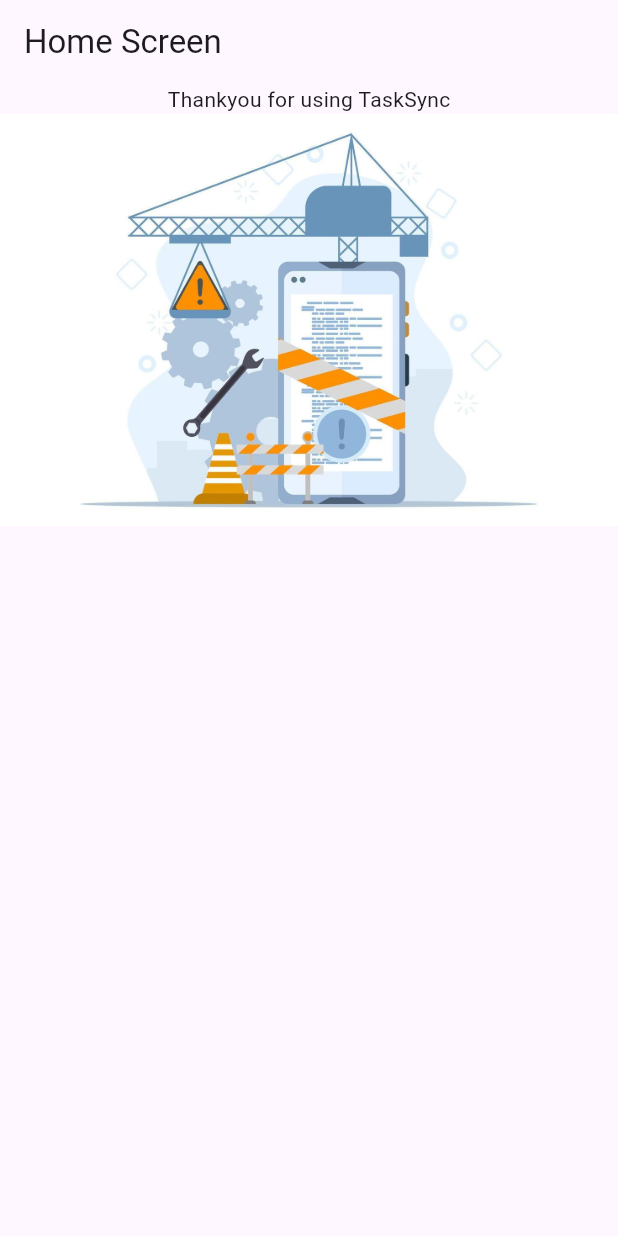
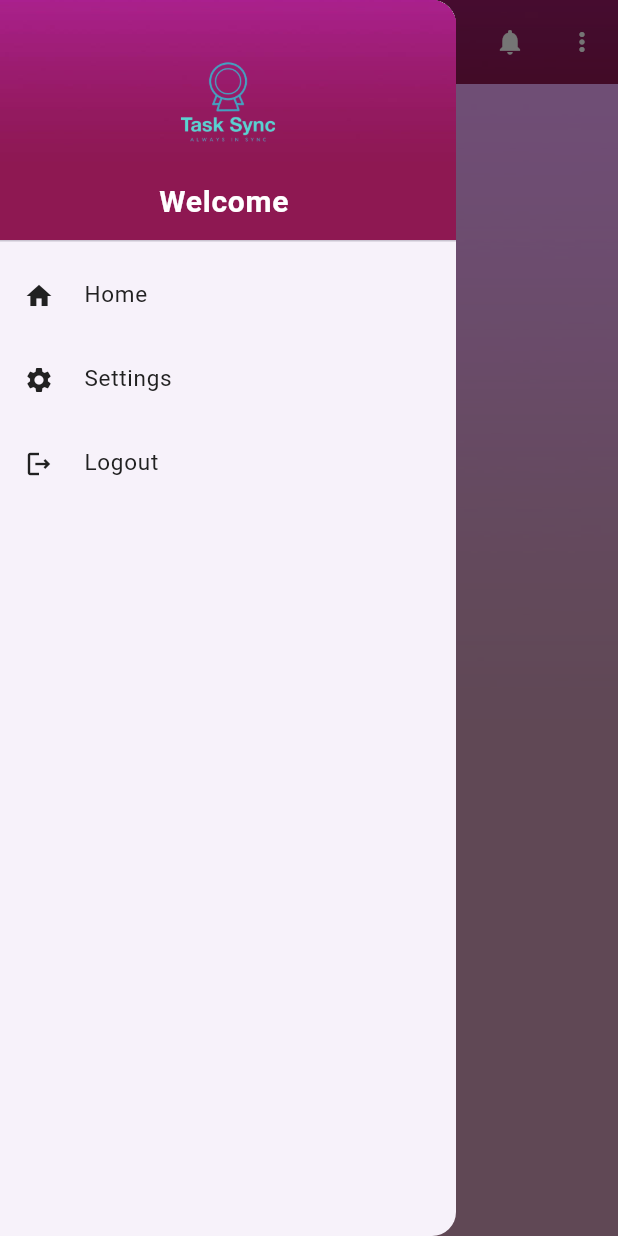
Before and after one commit to 9xRahul/task-sync-app, a Flutter app: the HomeScreen screen opened directly, with the side drawer open (before the commit the screen has no drawer), on a phone screen of 412 x 824 dp. Run offline on Flutter 3.47's test engine with Material 3 defaults, Android fonts, the phone set to English and light mode, and no system bars; our stand-ins replace bloc, equatable, flutter_bloc, flutter_secure_storage, fluttertoast, shared_preferences; accounts and stored records are empty.

Commit message:
Home page Appbar,drawer added

```diff
--- a/lib/bloc/app/app_bloc.dart
+++ b/lib/bloc/app/app_bloc.dart
@@ -1,18 +1,32 @@
 import 'package:bloc/bloc.dart';
 import 'package:equatable/equatable.dart';
 import 'package:tasksync/config/shared_preferences/auth_storage.dart';
+import 'package:tasksync/models/user_model.dart';
 
 part 'app_event.dart';
 part 'app_state.dart';
 
 class AppBloc extends Bloc<AppEvent, AppState> {
-  AppBloc() : super(AppState(isLoading: true, token: null)) {
+  AppBloc() : super(AppState(isLoading: true, token: null, user: UserModel())) {
     on<LoadToken>((event, emit) async {
       final token = await AuthStorage.getToken();
-      emit(AppState(isLoading: false, token: token));
+      final data = await AuthStorage.getUserInfo();
+
+      emit(AppState(isLoading: false, token: token, user: data));
     });
 
-    // Dispatch LoadToken event immediately
+    on<UpdateAppState>((event, emit) async {
+      final updatedUser = event.user;
+      final token = await AuthStorage.getToken();
+
+      // Save updated user info to storage
+      await AuthStorage.saveLoginData(
+        loginData: updatedUser,
+        token: token ?? '',
+      );
+
+      emit(state.copyWith(user: updatedUser, token: token));
+    });
     add(LoadToken());
   }
 }
--- a/lib/bloc/app/app_event.dart
+++ b/lib/bloc/app/app_event.dart
@@ -8,3 +8,13 @@
 }
 
 class LoadToken extends AppEvent {}
+
+class UpdateAppState extends AppEvent {
+  final String? token;
+  final UserModel user;
+
+  UpdateAppState({this.token, required this.user});
+
+  @override
+  List<Object> get props => [token ?? '', user];
+}
--- a/lib/bloc/app/app_state.dart
+++ b/lib/bloc/app/app_state.dart
@@ -2,14 +2,16 @@
 
 class AppState {
   final bool isLoading;
+  final UserModel user;
   final String? token;
 
-  AppState({required this.isLoading, this.token});
+  AppState({required this.isLoading, this.token, required this.user});
 
-  AppState copyWith({bool? isLoading, String? token}) {
+  AppState copyWith({bool? isLoading, String? token, UserModel? user}) {
     return AppState(
       isLoading: isLoading ?? this.isLoading,
       token: token ?? this.token,
+      user: user ?? this.user,
     );
   }
 }
--- a/lib/bloc/signin/signin_bloc.dart
+++ b/lib/bloc/signin/signin_bloc.dart
@@ -1,6 +1,8 @@
 import 'package:bloc/bloc.dart';
 import 'package:equatable/equatable.dart';
+import 'package:tasksync/bloc/app/app_bloc.dart';
 import 'package:tasksync/bloc/signup/signup_bloc.dart';
+import 'package:tasksync/config/shared_preferences/auth_storage.dart';
 import 'package:tasksync/repository/auth_methods.dart';
 
 part 'signin_event.dart';
@@ -8,7 +10,9 @@
 
 class SigninBloc extends Bloc<SigninEvent, SigninState> {
   AuthRepository authRepository;
-  SigninBloc({required this.authRepository})
+
+
+  SigninBloc({ required this.authRepository})
     : super(
         SigninState(
           loading: false,
@@ -32,13 +36,28 @@
         password: event.password,
       );
 
+      print("Login Response: $response");
+
       if (response["status"] == true) {
+        // ✅ Store login data in SharedPreferences
+        await AuthStorage.saveLoginData(
+          loginData: response['user'],
+          token: response['token'],
+        );
+
+        // ✅ Fetch from storage to keep consistency
+        final token = await AuthStorage.getToken();
+        final data = await AuthStorage.getUserInfo();
+
+        // ✅ Update signin state
+
+
         emit(
           state.copyWith(
             loading: false,
             error: false,
             message: response["message"],
-            authToken: response["token"],
+            authToken: token,
           ),
         );
       } else {
--- a/lib/config/app_config/color_config.dart
+++ b/lib/config/app_config/color_config.dart
@@ -27,4 +27,7 @@
   static const Color error = Color(0xFFF44336);
   static const Color warning = Color(0xFFFF9800);
   static const Color info = Color(0xFF2196F3);
+
+  //Appbar
+  static const Color appBArIconColor = Color(0xFFFFFFFF);
 }
--- /dev/null
+++ b/lib/config/app_config/image_config.dart
@@ -0,0 +1,3 @@
+class ImageConfig {
+  static String logo = "assets/images/splashlogo.png";
+}
--- a/lib/config/app_config/size_config.dart
+++ b/lib/config/app_config/size_config.dart
@@ -76,4 +76,12 @@
 
   double authLogoHeight = 200;
   double authLogoWidth = 200;
+
+  //drawer
+  double drawerIconSize = 20;
+  double drawerFontSize = 15;
+
+  //appbar
+  double appBarIconSize = 20;
+  double appBarFontSize = 20;
 }
--- a/lib/config/shared_preferences/auth_storage.dart
+++ b/lib/config/shared_preferences/auth_storage.dart
@@ -30,13 +30,14 @@
   }
 
   /// Get user info from SharedPreferences
-  static Future<Map<String, String?>> getUserInfo() async {
+  static Future<UserModel> getUserInfo() async {
     final prefs = await SharedPreferences.getInstance();
-    return {
+    return UserModel.fromJson({
       'userId': prefs.getString('userId'),
       'name': prefs.getString('name'),
       'email': prefs.getString('email'),
-    };
+      'isVerified': prefs.getBool('isVerified'),
+    });
   }
 
   /// Check login status
--- /dev/null
+++ b/lib/helpers/app_bacr_icons.dart
@@ -0,0 +1,13 @@
+import 'package:flutter/material.dart';
+
+Widget appBarIconButton({
+  required IconData icon,
+  required double iconSize,
+  Color iconColor = Colors.black, // default if not passed
+  required VoidCallback onPressed,
+}) {
+  return IconButton(
+    icon: Icon(icon, size: iconSize, color: iconColor),
+    onPressed: onPressed,
+  );
+}
--- /dev/null
+++ b/lib/helpers/drawer_list_tile.dart
@@ -0,0 +1,19 @@
+import 'package:flutter/material.dart';
+
+Widget drawerListTile({
+  required IconData icon,
+  required Color iconColor,
+  required double iconSize,
+  required String title,
+  required double textSize,
+  required VoidCallback onTap,
+}) {
+  return ListTile(
+    leading: Icon(icon, color: iconColor, size: iconSize),
+    title: Text(
+      title,
+      style: TextStyle(color: iconColor, fontSize: textSize),
+    ),
+    onTap: onTap,
+  );
+}
--- /dev/null
+++ b/lib/helpers/text_widget.dart
@@ -0,0 +1,13 @@
+import 'package:flutter/material.dart';
+
+Text textWidget({
+  required String text,
+  required Color color,
+  required double fontSize,
+  required FontWeight fontWeight,
+}) {
+  return Text(
+    text,
+    style: TextStyle(color: color, fontSize: fontSize, fontWeight: fontWeight),
+  );
+}
--- a/lib/repository/auth_methods.dart
+++ b/lib/repository/auth_methods.dart
@@ -41,6 +41,9 @@
         String token = jsonResponse['token'] ?? '';
 
         apiResponse['token'] = token;
+
+        print("User Model Data: ${userModelData.toJson()}");
+        print("Auth Token: $token");
 
         await AuthStorage.saveLoginData(loginData: userModelData, token: token);
 
--- a/lib/views/home_screen/home_screen.dart
+++ b/lib/views/home_screen/home_screen.dart
@@ -1,5 +1,14 @@
 import 'package:flutter/material.dart';
+import 'package:flutter_bloc/flutter_bloc.dart';
+import 'package:tasksync/bloc/app/app_bloc.dart';
+import 'package:tasksync/config/app_config/color_config.dart';
+import 'package:tasksync/config/app_config/image_config.dart';
+import 'package:tasksync/config/app_config/size_config.dart';
 import 'package:tasksync/config/shared_preferences/auth_storage.dart';
+import 'package:tasksync/helpers/app_bacr_icons.dart';
+import 'package:tasksync/helpers/drawer_list_tile.dart';
+import 'package:tasksync/helpers/text_widget.dart';
+import 'package:tasksync/views/login_screen/signin_screen.dart';
 
 class HomeScreen extends StatefulWidget {
   const HomeScreen({super.key});
@@ -9,33 +18,155 @@
 }
 
 class _HomeScreenState extends State<HomeScreen> {
+  String user = "";
+
   @override
   void initState() {
-    // TODO: implement initState
     super.initState();
-    getToken();
+    getUserInfo();
+  }
+
+  void getUserInfo() async {
+    final userInfo = await AuthStorage.getUserInfo();
+    final token = await AuthStorage.getToken();
+
+    user = userInfo.name ?? "Guest";
+
+    // Emit updated app state to Bloc
+    context.read<AppBloc>().add(UpdateAppState(token: token, user: userInfo));
   }
 
   @override
   Widget build(BuildContext context) {
     return Scaffold(
-      appBar: AppBar(title: Text("Home Screen")),
+      drawer: Drawer(
+        child: ListView(
+          padding: EdgeInsets.zero,
+          children: [
+            DrawerHeader(
+              decoration: BoxDecoration(
+                color: ColorConfig.appBArIconColor,
+                image: DecorationImage(
+                  image: AssetImage("assets/images/authbg.jpg"),
+                  fit: BoxFit.cover,
+                ),
+              ),
+              child: Column(
+                crossAxisAlignment: CrossAxisAlignment.center,
+                mainAxisAlignment: MainAxisAlignment.center,
+                children: [
+                  Image(
+                    image: AssetImage(ImageConfig.logo),
+                    height: 100,
+                    width: 100,
+                  ),
+                  textWidget(
+                    text: "Welcome $user",
+                    color: ColorConfig.textLight,
+                    fontSize: 20,
+                    fontWeight: FontWeight.bold,
+                  ),
+                ],
+              ),
+            ),
 
-      body: SingleChildScrollView(
-        child: Column(
-          crossAxisAlignment: CrossAxisAlignment.center,
-          mainAxisAlignment: MainAxisAlignment.center,
-          children: [
-            Text("Thankyou for using TaskSync"),
+            drawerListTile(
+              title: "Home",
+              icon: Icons.home,
+              iconColor: ColorConfig.textPrimary,
+              iconSize: SizeConfig().drawerIconSize,
+              textSize: SizeConfig().drawerFontSize,
+              onTap: () {
+                print("Home tapped");
+              },
+            ),
 
-            Image(image: AssetImage('assets/images/build.jpg')),
+            drawerListTile(
+              title: "Settings",
+              icon: Icons.settings,
+              iconColor: ColorConfig.textPrimary,
+              iconSize: SizeConfig().drawerIconSize,
+              textSize: SizeConfig().drawerFontSize,
+              onTap: () {
+                print("Settings tapped");
+              },
+            ),
+            drawerListTile(
+              title: "Logout",
+              icon: Icons.logout_outlined,
+              iconColor: ColorConfig.textPrimary,
+              iconSize: SizeConfig().drawerIconSize,
+              textSize: SizeConfig().drawerFontSize,
+              onTap: () {
+                AuthStorage.logout();
+                Navigator.of(context).pushAndRemoveUntil(
+                  MaterialPageRoute(builder: (context) => LoginScreen()),
+                  (Route<dynamic> route) =>
+                      false, // removes all previous routes
+                );
+              },
+            ),
           ],
         ),
       ),
+      appBar: AppBar(
+        leading: Builder(
+          builder: (context) => IconButton(
+            icon: Icon(
+              Icons.menu,
+              color: ColorConfig.appBArIconColor,
+              size: SizeConfig().appBarIconSize,
+            ),
+            onPressed: () {
+              Scaffold.of(context).openDrawer(); // ✅ works now
+            },
+          ),
+        ),
+        title: textWidget(
+          text: "TaskSync",
+          color: ColorConfig.appBArIconColor,
+          fontSize: SizeConfig().appBarFontSize,
+          fontWeight: FontWeight.bold,
+        ),
+        actions: [
+          appBarIconButton(
+            icon: Icons.search,
+            iconSize: SizeConfig().appBarIconSize,
+            iconColor: ColorConfig.appBArIconColor,
+            onPressed: () {},
+          ),
+          appBarIconButton(
+            icon: Icons.notifications,
+            iconSize: SizeConfig().appBarIconSize,
+            iconColor: ColorConfig.appBArIconColor,
+            onPressed: () {},
+          ),
+          appBarIconButton(
+            icon: Icons.more_vert,
+            iconSize: SizeConfig().appBarIconSize,
+            iconColor: ColorConfig.appBArIconColor,
+            onPressed: () {},
+          ),
+        ],
+        flexibleSpace: Container(
+          decoration: BoxDecoration(
+            image: DecorationImage(
+              image: AssetImage("assets/images/authbg.jpg"), // Your image path
+              fit: BoxFit.cover,
+            ),
+          ),
+        ),
+      ),
+      body: Container(
+        decoration: BoxDecoration(
+          image: DecorationImage(
+            image: AssetImage("assets/images/authbg.jpg"), // your asset path
+            opacity: .4,
+            fit: BoxFit.cover, // make it fill the screen
+          ),
+        ),
+        child: Center(child: Text("Content goes here")),
+      ),
     );
   }
-
-  void getToken() async {
-    print("token got ${await AuthStorage.getToken()}");
-  }
 }
```
